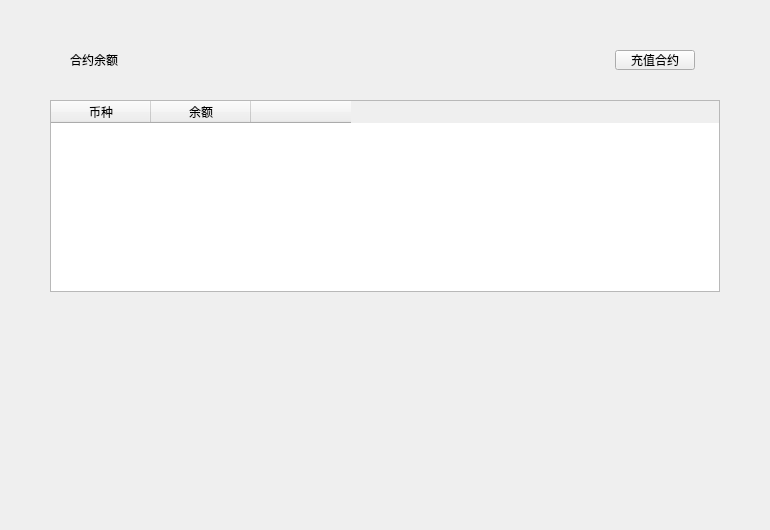
Qt form exchange/contractbalancewidget.ui (HcashOrg/hx-indicator) before a commit.
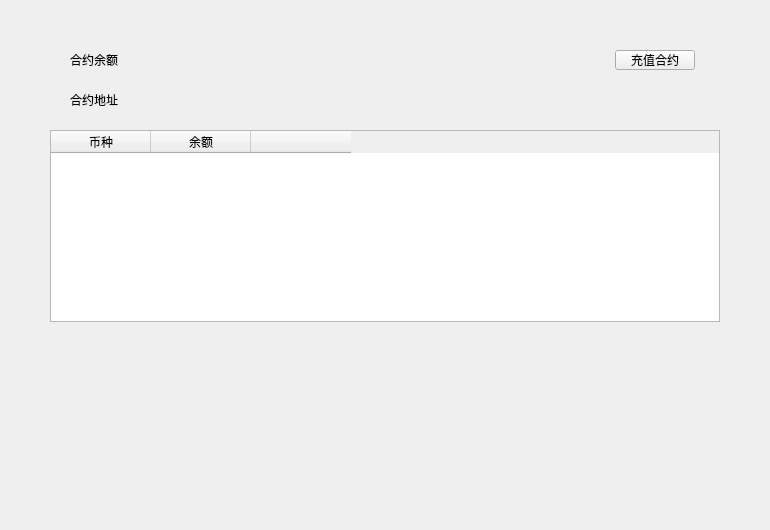
The same form after that commit.

Commit message: myexchangepage estimate contract fee

Diff of the .ui file:
```diff
--- a/exchange/contractbalancewidget.ui
+++ b/exchange/contractbalancewidget.ui
@@ -10,6 +10,11 @@
     <height>530</height>
    </rect>
   </property>
+  <property name="font">
+   <font>
+    <family>微软雅黑</family>
+   </font>
+  </property>
   <property name="windowTitle">
    <string>Form</string>
   </property>
@@ -33,7 +38,7 @@
    <property name="geometry">
     <rect>
      <x>50</x>
-     <y>100</y>
+     <y>130</y>
      <width>670</width>
      <height>192</height>
     </rect>
@@ -86,6 +91,35 @@
     <string>合约余额</string>
    </property>
   </widget>
+  <widget class="QLabel" name="label">
+   <property name="geometry">
+    <rect>
+     <x>70</x>
+     <y>90</y>
+     <width>80</width>
+     <height>20</height>
+    </rect>
+   </property>
+   <property name="text">
+    <string>合约地址</string>
+   </property>
+  </widget>
+  <widget class="QLabel" name="contractAddressLabel">
+   <property name="geometry">
+    <rect>
+     <x>160</x>
+     <y>90</y>
+     <width>300</width>
+     <height>20</height>
+    </rect>
+   </property>
+   <property name="text">
+    <string/>
+   </property>
+   <property name="textInteractionFlags">
+    <set>Qt::LinksAccessibleByMouse|Qt::TextSelectableByMouse</set>
+   </property>
+  </widget>
  </widget>
  <resources/>
  <connections/>
```
The commit also changes 20 other files.
